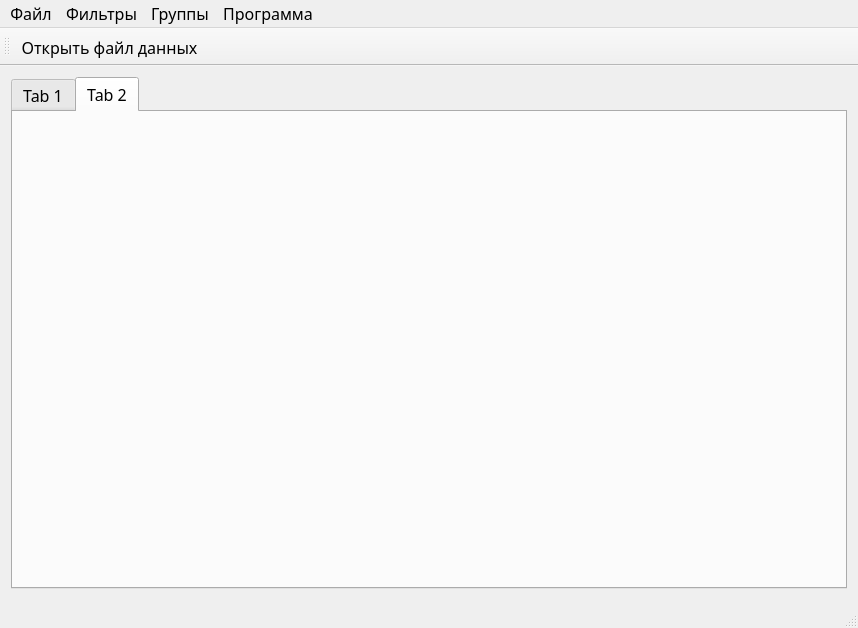
The window that mainwindow.ui (gurmaaan/ObjectFilter) describes before a commit, drawn with Qt 5.
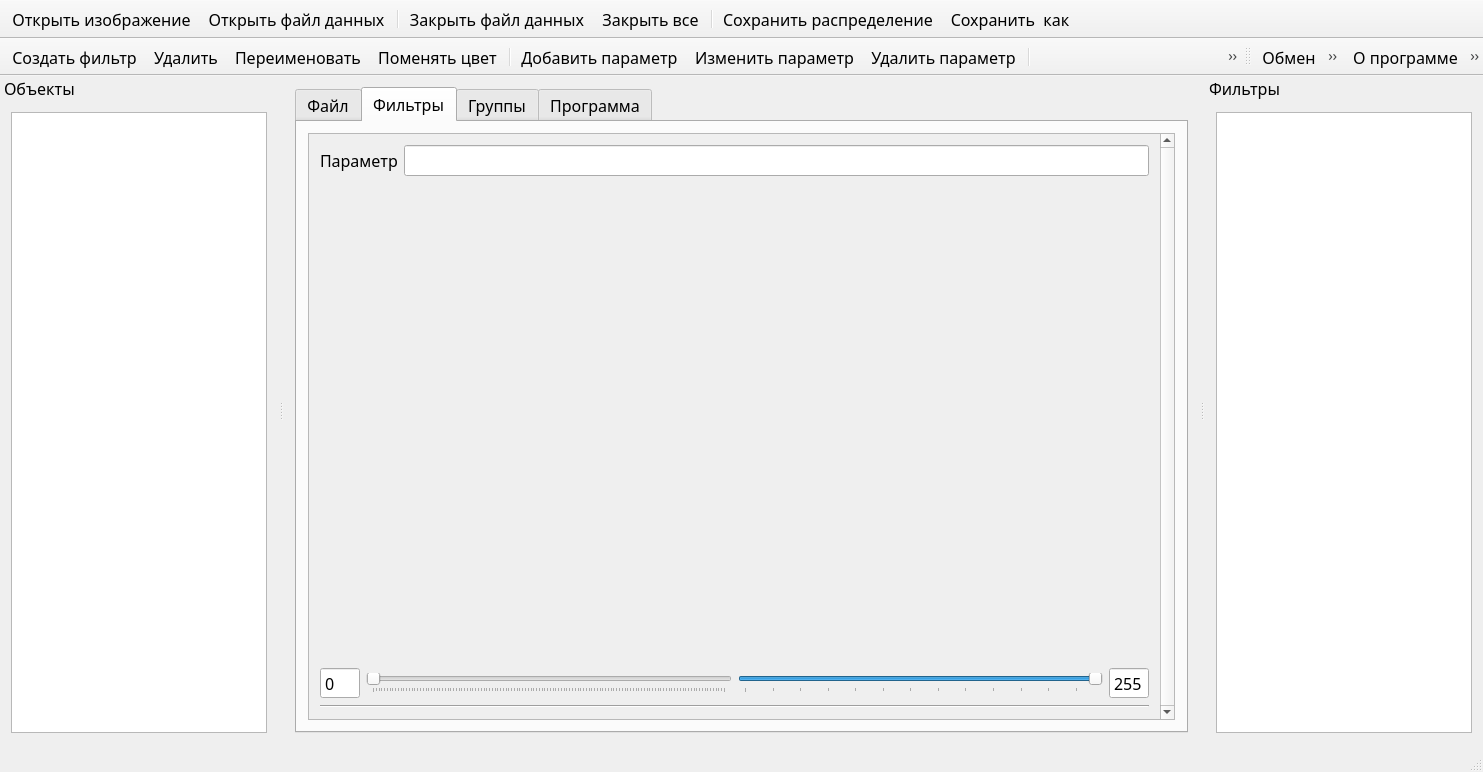
The same window after the commit. The open tabs and pages were chosen to show the change. Icons and pictures are not drawn. Custom widgets are drawn as their Qt base class.

```diff
--- a/mainwindow.ui
+++ b/mainwindow.ui
@@ -6,10 +6,16 @@
    <rect>
     <x>0</x>
     <y>0</y>
-    <width>858</width>
-    <height>628</height>
+    <width>1483</width>
+    <height>772</height>
    </rect>
   </property>
+  <property name="minimumSize">
+   <size>
+    <width>100</width>
+    <height>0</height>
+   </size>
+  </property>
   <property name="font">
    <font>
     <family>Calibri Light</family>
@@ -27,7 +33,7 @@
    <set>QMainWindow::AllowNestedDocks|QMainWindow::AllowTabbedDocks|QMainWindow::AnimatedDocks</set>
   </property>
   <widget class="QWidget" name="centralWidget">
-   <layout class="QVBoxLayout" name="verticalLayout">
+   <layout class="QVBoxLayout" name="verticalLayout_4">
     <item>
      <widget class="QTabWidget" name="tabWidget">
       <property name="currentIndex">
@@ -35,84 +41,250 @@
       </property>
       <widget class="QWidget" name="tab">
        <attribute name="title">
-        <string>Tab 1</string>
+        <string>Файл</string>
        </attribute>
       </widget>
       <widget class="QWidget" name="tab_2">
        <attribute name="title">
-        <string>Tab 2</string>
+        <string>Фильтры</string>
        </attribute>
+       <layout class="QVBoxLayout" name="verticalLayout_5">
+        <item>
+         <widget class="QScrollArea" name="scrollArea">
+          <property name="verticalScrollBarPolicy">
+           <enum>Qt::ScrollBarAlwaysOn</enum>
+          </property>
+          <property name="widgetResizable">
+           <bool>true</bool>
+          </property>
+          <widget class="QWidget" name="scrollAreaWidgetContents">
+           <property name="geometry">
+            <rect>
+             <x>0</x>
+             <y>0</y>
+             <width>872</width>
+             <height>556</height>
+            </rect>
+           </property>
+           <layout class="QVBoxLayout" name="verticalLayout_6">
+            <item>
+             <layout class="QHBoxLayout" name="horizontalLayout_2">
+              <item>
+               <widget class="QLabel" name="label">
+                <property name="text">
+                 <string>Параметр</string>
+                </property>
+               </widget>
+              </item>
+              <item>
+               <widget class="QLineEdit" name="parametr_name_edit">
+                <property name="readOnly">
+                 <bool>true</bool>
+                </property>
+               </widget>
+              </item>
+             </layout>
+            </item>
+            <item>
+             <widget class="QCustomPlot" name="hyst" native="true">
+              <property name="minimumSize">
+               <size>
+                <width>0</width>
+                <height>300</height>
+               </size>
+              </property>
+             </widget>
+            </item>
+            <item>
+             <layout class="QHBoxLayout" name="horizontalLayout_3">
+              <item>
+               <widget class="QSpinBox" name="param_val_min">
+                <property name="buttonSymbols">
+                 <enum>QAbstractSpinBox::NoButtons</enum>
+                </property>
+                <property name="showGroupSeparator" stdset="0">
+                 <bool>false</bool>
+                </property>
+                <property name="maximum">
+                 <number>255</number>
+                </property>
+               </widget>
+              </item>
+              <item>
+               <widget class="QSlider" name="param_slider_min">
+                <property name="maximum">
+                 <number>127</number>
+                </property>
+                <property name="value">
+                 <number>0</number>
+                </property>
+                <property name="orientation">
+                 <enum>Qt::Horizontal</enum>
+                </property>
+                <property name="tickPosition">
+                 <enum>QSlider::TicksBelow</enum>
+                </property>
+               </widget>
+              </item>
+              <item>
+               <widget class="QSlider" name="param_slider_max">
+                <property name="minimum">
+                 <number>128</number>
+                </property>
+                <property name="maximum">
+                 <number>255</number>
+                </property>
+                <property name="value">
+                 <number>255</number>
+                </property>
+                <property name="orientation">
+                 <enum>Qt::Horizontal</enum>
+                </property>
+                <property name="invertedAppearance">
+                 <bool>false</bool>
+                </property>
+                <property name="invertedControls">
+                 <bool>false</bool>
+                </property>
+                <property name="tickPosition">
+                 <enum>QSlider::TicksBelow</enum>
+                </property>
+               </widget>
+              </item>
+              <item>
+               <widget class="QSpinBox" name="param_val_max">
+                <property name="buttonSymbols">
+                 <enum>QAbstractSpinBox::NoButtons</enum>
+                </property>
+                <property name="maximum">
+                 <number>255</number>
+                </property>
+                <property name="value">
+                 <number>255</number>
+                </property>
+               </widget>
+              </item>
+             </layout>
+            </item>
+            <item>
+             <widget class="Line" name="line">
+              <property name="orientation">
+               <enum>Qt::Horizontal</enum>
+              </property>
+             </widget>
+            </item>
+           </layout>
+          </widget>
+         </widget>
+        </item>
+       </layout>
+      </widget>
+      <widget class="QWidget" name="groups_tab">
+       <attribute name="title">
+        <string>Группы</string>
+       </attribute>
+       <layout class="QVBoxLayout" name="verticalLayout_7">
+        <item>
+         <widget class="QTableView" name="groups_editor"/>
+        </item>
+       </layout>
+      </widget>
+      <widget class="QWidget" name="application_tab">
+       <attribute name="title">
+        <string>Программа</string>
+       </attribute>
+       <layout class="QVBoxLayout" name="verticalLayout_8">
+        <item>
+         <widget class="QTextBrowser" name="textBrowser">
+          <property name="source">
+           <url>
+            <string>qrc:/about.html</string>
+           </url>
+          </property>
+         </widget>
+        </item>
+       </layout>
       </widget>
      </widget>
     </item>
    </layout>
   </widget>
   <widget class="QStatusBar" name="statusBar"/>
-  <widget class="QMenuBar" name="menuBar">
-   <property name="geometry">
-    <rect>
-     <x>0</x>
-     <y>0</y>
-     <width>858</width>
-     <height>21</height>
-    </rect>
+  <widget class="QDockWidget" name="objects">
+   <property name="minimumSize">
+    <size>
+     <width>100</width>
+     <height>116</height>
+    </size>
    </property>
-   <widget class="QMenu" name="menu">
-    <property name="title">
-     <string>Файл</string>
-    </property>
-    <addaction name="open_image_ac"/>
-    <addaction name="open_dataFile_act"/>
-    <addaction name="separator"/>
-    <addaction name="close_dataFile_act"/>
-    <addaction name="close_all_act"/>
-    <addaction name="separator"/>
-    <addaction name="save_separtion_act"/>
-    <addaction name="save_image_as"/>
+   <property name="features">
+    <set>QDockWidget::NoDockWidgetFeatures</set>
+   </property>
+   <property name="allowedAreas">
+    <set>Qt::LeftDockWidgetArea</set>
+   </property>
+   <property name="windowTitle">
+    <string>Объекты</string>
+   </property>
+   <attribute name="dockWidgetArea">
+    <number>1</number>
+   </attribute>
+   <widget class="QWidget" name="dockWidgetContents">
+    <layout class="QVBoxLayout" name="verticalLayout_3">
+     <item>
+      <widget class="QTreeView" name="treeView"/>
+     </item>
+    </layout>
    </widget>
-   <widget class="QMenu" name="menu_2">
-    <property name="title">
-     <string>Фильтры</string>
-    </property>
-    <addaction name="create_filter_act"/>
-    <addaction name="separator"/>
-    <addaction name="add_param_act"/>
-    <addaction name="change_param_act"/>
-    <addaction name="delete_param_act"/>
-    <addaction name="separator"/>
-    <addaction name="apply_filter_changed_act"/>
-    <addaction name="save_filter_act"/>
-    <addaction name="separator"/>
-    <addaction name="rename_filter_act"/>
-    <addaction name="remove_filter_act"/>
-    <addaction name="change_filter_color_act"/>
+  </widget>
+  <widget class="QDockWidget" name="dockWidget">
+   <property name="minimumSize">
+    <size>
+     <width>198</width>
+     <height>116</height>
+    </size>
+   </property>
+   <property name="features">
+    <set>QDockWidget::NoDockWidgetFeatures</set>
+   </property>
+   <property name="allowedAreas">
+    <set>Qt::RightDockWidgetArea</set>
+   </property>
+   <property name="windowTitle">
+    <string>Фильтры</string>
+   </property>
+   <attribute name="dockWidgetArea">
+    <number>2</number>
+   </attribute>
+   <widget class="QWidget" name="dockWidgetContents_2">
+    <layout class="QVBoxLayout" name="verticalLayout">
+     <item>
+      <widget class="QTreeView" name="treeView_2"/>
+     </item>
+    </layout>
    </widget>
-   <widget class="QMenu" name="menu_3">
-    <property name="title">
-     <string>Группы</string>
-    </property>
-    <addaction name="view_groups_objects_act"/>
-    <addaction name="delete_groups_objects_act"/>
-    <addaction name="exchange_groups_objects_act"/>
-    <addaction name="save_groups_act"/>
-   </widget>
-   <widget class="QMenu" name="menu_4">
-    <property name="title">
-     <string>Программа</string>
-    </property>
-    <addaction name="about_program_act"/>
-    <addaction name="settings_act"/>
-    <addaction name="restart_act"/>
-    <addaction name="exit_act"/>
-   </widget>
-   <addaction name="menu"/>
-   <addaction name="menu_2"/>
-   <addaction name="menu_3"/>
-   <addaction name="menu_4"/>
   </widget>
   <widget class="QToolBar" name="toolBar">
    <property name="windowTitle">
-    <string>toolBar</string>
+    <string>Файл</string>
+   </property>
+   <property name="movable">
+    <bool>false</bool>
+   </property>
+   <property name="allowedAreas">
+    <set>Qt::TopToolBarArea</set>
+   </property>
+   <property name="iconSize">
+    <size>
+     <width>30</width>
+     <height>30</height>
+    </size>
+   </property>
+   <property name="toolButtonStyle">
+    <enum>Qt::ToolButtonTextUnderIcon</enum>
+   </property>
+   <property name="floatable">
+    <bool>false</bool>
    </property>
    <attribute name="toolBarArea">
     <enum>TopToolBarArea</enum>
@@ -120,9 +292,123 @@
    <attribute name="toolBarBreak">
     <bool>false</bool>
    </attribute>
+   <addaction name="open_image_act"/>
    <addaction name="open_dataFile_act"/>
+   <addaction name="separator"/>
+   <addaction name="close_dataFile_act"/>
+   <addaction name="close_all_act"/>
+   <addaction name="separator"/>
+   <addaction name="save_separtion_act"/>
+   <addaction name="save_image_as"/>
   </widget>
-  <action name="open_image_ac">
+  <widget class="QToolBar" name="filter_tools">
+   <property name="windowTitle">
+    <string>toolBar_2</string>
+   </property>
+   <property name="movable">
+    <bool>false</bool>
+   </property>
+   <property name="iconSize">
+    <size>
+     <width>30</width>
+     <height>30</height>
+    </size>
+   </property>
+   <property name="toolButtonStyle">
+    <enum>Qt::ToolButtonTextUnderIcon</enum>
+   </property>
+   <attribute name="toolBarArea">
+    <enum>TopToolBarArea</enum>
+   </attribute>
+   <attribute name="toolBarBreak">
+    <bool>true</bool>
+   </attribute>
+   <addaction name="create_filter_act"/>
+   <addaction name="remove_filter_act"/>
+   <addaction name="rename_filter_act"/>
+   <addaction name="change_filter_color_act"/>
+   <addaction name="separator"/>
+   <addaction name="add_param_act"/>
+   <addaction name="change_param_act"/>
+   <addaction name="delete_param_act"/>
+   <addaction name="separator"/>
+   <addaction name="apply_filter_changed_act"/>
+   <addaction name="save_filter_act"/>
+  </widget>
+  <widget class="QToolBar" name="groups_tools">
+   <property name="enabled">
+    <bool>true</bool>
+   </property>
+   <property name="windowTitle">
+    <string>Группы</string>
+   </property>
+   <property name="movable">
+    <bool>true</bool>
+   </property>
+   <property name="orientation">
+    <enum>Qt::Horizontal</enum>
+   </property>
+   <property name="iconSize">
+    <size>
+     <width>30</width>
+     <height>30</height>
+    </size>
+   </property>
+   <property name="toolButtonStyle">
+    <enum>Qt::ToolButtonTextUnderIcon</enum>
+   </property>
+   <attribute name="toolBarArea">
+    <enum>TopToolBarArea</enum>
+   </attribute>
+   <attribute name="toolBarBreak">
+    <bool>false</bool>
+   </attribute>
+   <addaction name="exchange_groups_objects_act"/>
+   <addaction name="delete_groups_objects_act"/>
+   <addaction name="separator"/>
+  </widget>
+  <widget class="QToolBar" name="app_tools">
+   <property name="acceptDrops">
+    <bool>true</bool>
+   </property>
+   <property name="windowTitle">
+    <string>Программа</string>
+   </property>
+   <property name="movable">
+    <bool>false</bool>
+   </property>
+   <property name="allowedAreas">
+    <set>Qt::TopToolBarArea</set>
+   </property>
+   <property name="iconSize">
+    <size>
+     <width>30</width>
+     <height>30</height>
+    </size>
+   </property>
+   <property name="toolButtonStyle">
+    <enum>Qt::ToolButtonTextUnderIcon</enum>
+   </property>
+   <attribute name="toolBarArea">
+    <enum>TopToolBarArea</enum>
+   </attribute>
+   <attribute name="toolBarBreak">
+    <bool>false</bool>
+   </attribute>
+   <addaction name="about_program_act"/>
+   <addaction name="settings_act"/>
+   <addaction name="fullscreen_act"/>
+   <addaction name="restart_act"/>
+   <addaction name="exit_act"/>
+  </widget>
+  <action name="open_image_act">
+   <property name="checkable">
+    <bool>true</bool>
+   </property>
+   <property name="icon">
+    <iconset resource="sources.qrc">
+     <normaloff>:/icons/open_image_ic.png</normaloff>:/icons/open_image_ic.png</iconset>
+   </property>
    <property name="text">
     <string>Открыть изображение</string>
    </property>
@@ -154,12 +440,18 @@
   </action>
   <action name="save_image_as">
    <property name="text">
-    <string>Сохранить изображение ка...</string>
+    <string>Сохранить  как...</string>
+   </property>
+   <property name="shortcut">
+    <string>Ctrl+Shift+S</string>
    </property>
   </action>
   <action name="create_filter_act">
    <property name="text">
-    <string>Создать новый фильтр</string>
+    <string>Создать фильтр</string>
+   </property>
+   <property name="shortcut">
+    <string>Ctrl+N</string>
    </property>
   </action>
   <action name="add_param_act">
@@ -184,7 +476,13 @@
   </action>
   <action name="save_filter_act">
    <property name="text">
-    <string>Сохранить</string>
+    <string>Сохранить фильтры</string>
+   </property>
+   <property name="toolTip">
+    <string>Сохранить фильтры в файл</string>
+   </property>
+   <property name="shortcut">
+    <string>Ctrl+Shift+F</string>
    </property>
   </action>
   <action name="rename_filter_act">
@@ -237,8 +535,69 @@
     <string>Выход</string>
    </property>
   </action>
+  <action name="fullscreen_act">
+   <property name="checkable">
+    <bool>true</bool>
+   </property>
+   <property name="icon">
+    <iconset resource="sources.qrc">
+     <normaloff>:/icons/full_screen_ic.png</normaloff>:/icons/full_screen_ic.png</iconset>
+   </property>
+   <property name="text">
+    <string>Во весь экран</string>
+   </property>
+   <property name="toolTip">
+    <string>Растянуть приложение во ввесь экран</string>
+   </property>
+   <property name="shortcut">
+    <string>Ctrl+M</string>
+   </property>
+  </action>
  </widget>
  <layoutdefault spacing="6" margin="11"/>
- <resources/>
- <connections/>
+ <customwidgets>
+  <customwidget>
+   <class>QCustomPlot</class>
+   <extends>QWidget</extends>
+   <header>qcustomplot/qcustomplot.h</header>
+   <container>1</container>
+  </customwidget>
+ </customwidgets>
+ <resources>
+  <include location="sources.qrc"/>
+ </resources>
+ <connections>
+  <connection>
+   <sender>param_slider_min</sender>
+   <signal>sliderMoved(int)</signal>
+   <receiver>param_val_min</receiver>
+   <slot>setValue(int)</slot>
+   <hints>
+    <hint type="sourcelabel">
+     <x>444</x>
+     <y>648</y>
+    </hint>
+    <hint type="destinationlabel">
+     <x>334</x>
+     <y>661</y>
+    </hint>
+   </hints>
+  </connection>
+  <connection>
+   <sender>param_slider_max</sender>
+   <signal>sliderMoved(int)</signal>
+   <receiver>param_val_max</receiver>
+   <slot>setValue(int)</slot>
+   <hints>
+    <hint type="sourcelabel">
+     <x>796</x>
+     <y>650</y>
+    </hint>
+    <hint type="destinationlabel">
+     <x>1130</x>
+     <y>656</y>
+    </hint>
+   </hints>
+  </connection>
+ </connections>
 </ui>
```
Left out of the diff: 258 changed lines with no effect on the pictures.
